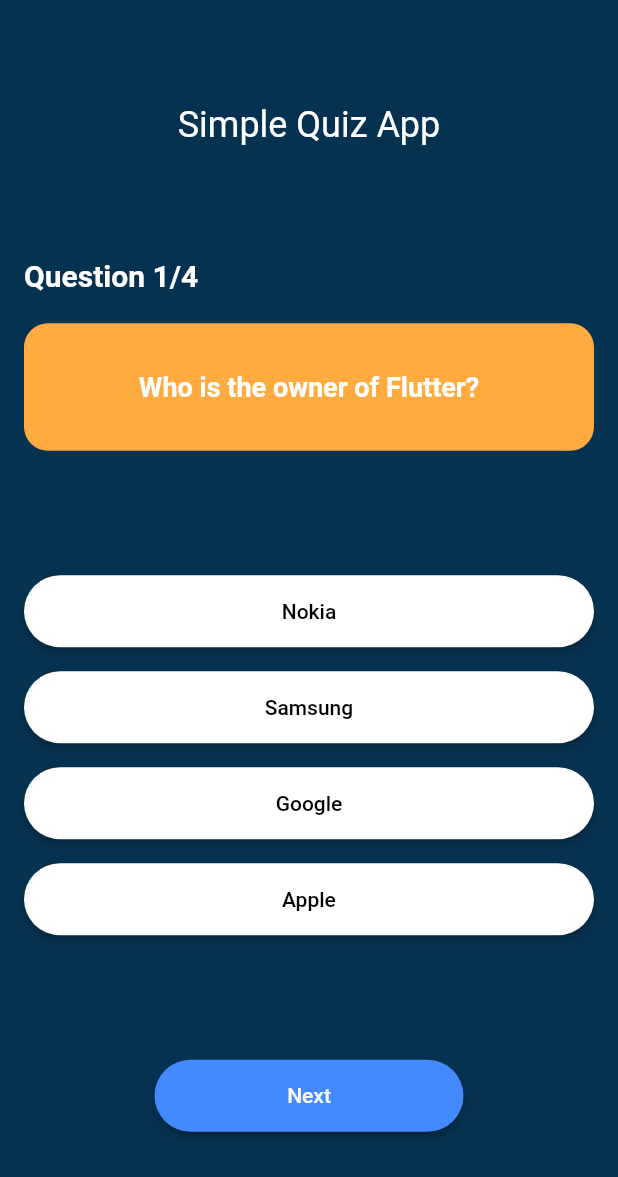
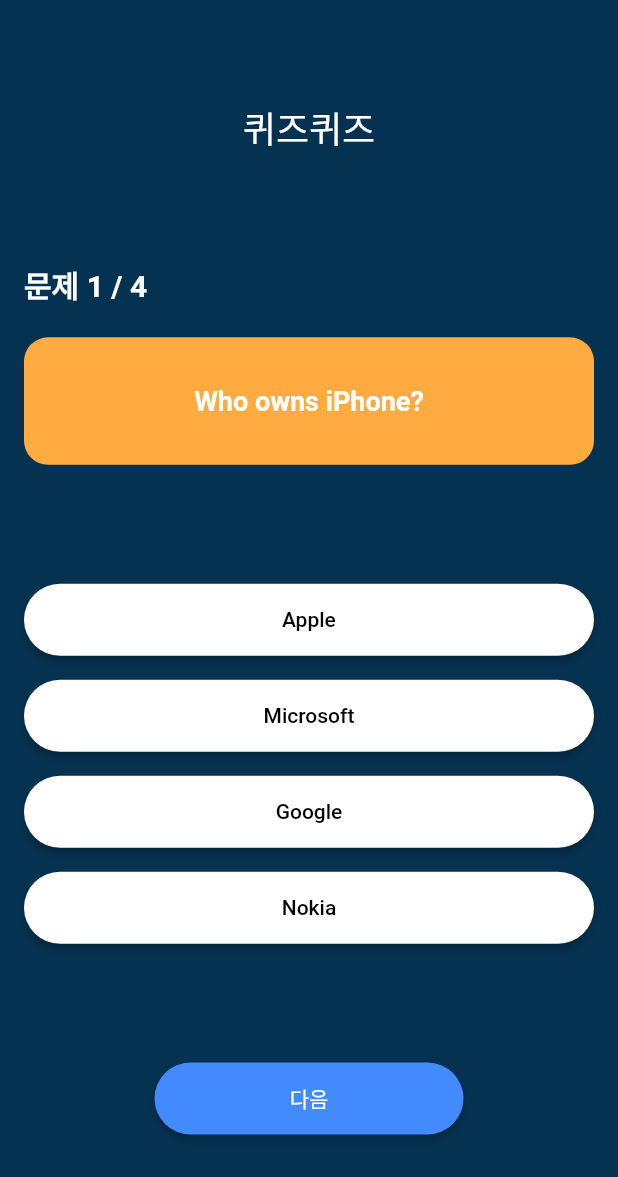
Before and after one commit to TDCIAN/QuizQuiz, a Flutter app: the screen it shows after launch, on a phone screen of 412 x 824 dp. Shown: the top 1177 px of the screen. Run offline on Flutter 3.47's test engine with Material 2 defaults, Android fonts, the phone set to English and light mode, and no system bars.

Commit message:
shuffle quiz list

```diff
--- a/lib/question_model.dart
+++ b/lib/question_model.dart
@@ -13,9 +13,7 @@ class Answer {
 }
 
 List<Question> getQuestions() {
-  List<Question> list = [];
-  // Add questions and anwer here
-  list.add(
+  List<Question> list = [
     Question(
       'Who is the owner of Flutter?',
       [
@@ -25,9 +23,6 @@ List<Question> getQuestions() {
         Answer('Apple', false),
       ],
     ),
-  );
-
-  list.add(
     Question(
       'Who owns iPhone?',
       [
@@ -37,9 +32,6 @@ List<Question> getQuestions() {
         Answer('Nokia', false),
       ],
     ),
-  );
-
-  list.add(
     Question(
       'Youtub is _______ platform?',
       [
@@ -49,9 +41,6 @@ List<Question> getQuestions() {
         Answer('All of the above', true),
       ],
     ),
-  );
-
-  list.add(
     Question(
       'Flutter uses dart as a language?',
       [
@@ -59,7 +48,7 @@ List<Question> getQuestions() {
         Answer('False', false),
       ],
     ),
-  );
-
+  ];
+  list.shuffle();
   return list;
 }
--- a/lib/quiz_screen.dart
+++ b/lib/quiz_screen.dart
@@ -28,7 +28,7 @@ class _QuizScreenState extends State<QuizScreen> {
           mainAxisAlignment: MainAxisAlignment.spaceAround,
           children: [
             const Text(
-              "Simple Quiz App",
+              "퀴즈퀴즈",
               style: TextStyle(
                 color: Colors.white,
                 fontSize: 24,
@@ -49,7 +49,7 @@ class _QuizScreenState extends State<QuizScreen> {
       mainAxisAlignment: MainAxisAlignment.center,
       children: [
         Text(
-          ('Question ${currentQuestionIndex + 1}/${questionList.length.toString()}'),
+          ('문제 ${currentQuestionIndex + 1} / ${questionList.length.toString()}'),
           style: const TextStyle(
             color: Colors.white,
             fontSize: 20,
@@ -104,11 +104,12 @@ class _QuizScreenState extends State<QuizScreen> {
       child: ElevatedButton(
         style: ElevatedButton.styleFrom(
           shape: const StadiumBorder(),
-          primary: isSelected ? Colors.orangeAccent : Colors.white,
-          onPrimary: isSelected ? Colors.white : Colors.black,
+          backgroundColor: isSelected ? Colors.orangeAccent : Colors.white,
+          foregroundColor: isSelected ? Colors.white : Colors.black,
         ),
         onPressed: () {
           if (selectedAnswer == null) {
+            print("온프레스드 위에 ${selectedAnswer?.answerText}");
             if (answer.isCorrect) {
               score++;
             }
@@ -117,6 +118,8 @@ class _QuizScreenState extends State<QuizScreen> {
                 selectedAnswer = answer;
               },
             );
+          } else {
+            print("온프레스드 아래 ${selectedAnswer?.answerText}");
           }
         },
         child: Text(answer.answerText),
@@ -135,8 +138,8 @@ class _QuizScreenState extends State<QuizScreen> {
       child: ElevatedButton(
         style: ElevatedButton.styleFrom(
           shape: const StadiumBorder(),
-          primary: Colors.blueAccent,
-          onPrimary: Colors.white,
+          backgroundColor: Colors.blueAccent,
+          foregroundColor: Colors.white,
         ),
         onPressed: () {
           if (isLastQuestion) {
@@ -152,7 +155,7 @@ class _QuizScreenState extends State<QuizScreen> {
             });
           }
         },
-        child: Text(isLastQuestion ? "Submit" : "Next"),
+        child: Text(isLastQuestion ? "답안 제출" : "다음"),
       ),
     );
   }
@@ -163,16 +166,16 @@ class _QuizScreenState extends State<QuizScreen> {
       // pass if 60%
       isPassed = true;
     }
-    String title = isPassed ? "Passed" : "Failed";
+    String title = isPassed ? "정답" : "오답";
     return AlertDialog(
       title: Text(
-        title + " | Score is $score",
+        title + " | 획득점수: $score",
         style: TextStyle(
           color: isPassed ? Colors.green : Colors.redAccent,
         ),
       ),
       content: ElevatedButton(
-        child: const Text("Restart"),
+        child: const Text("다시 풀기"),
         onPressed: () {
           Navigator.pop(context);
           setState(() {
```
Also changed, not shown: pubspec.lock, 2 other files.
